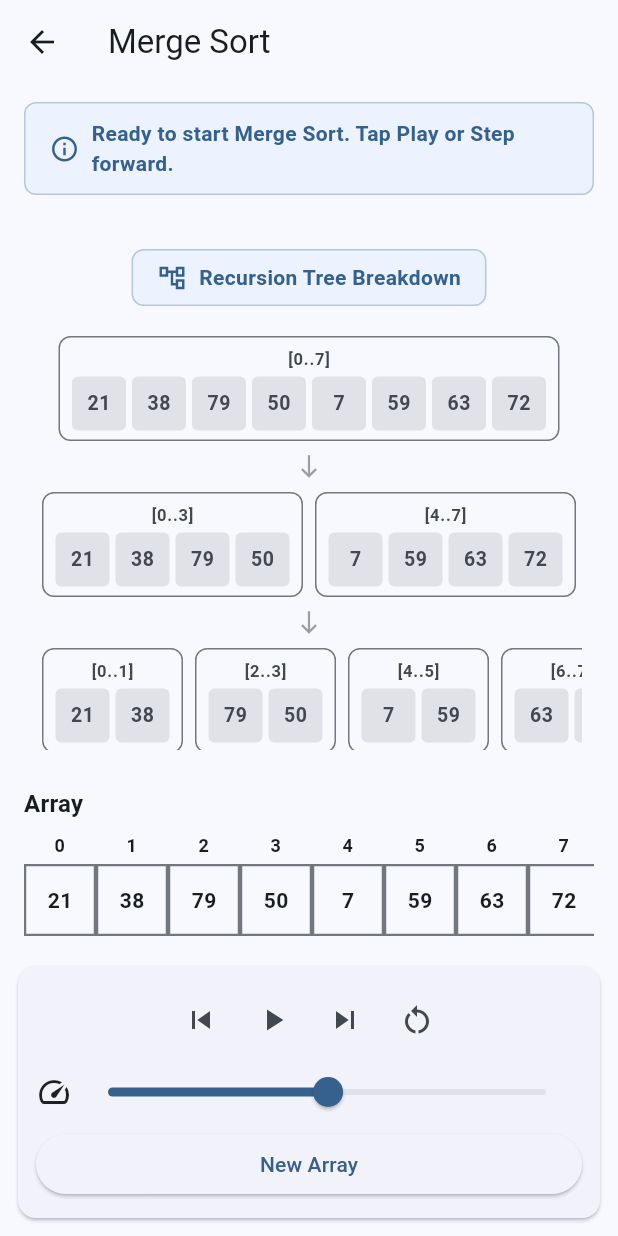
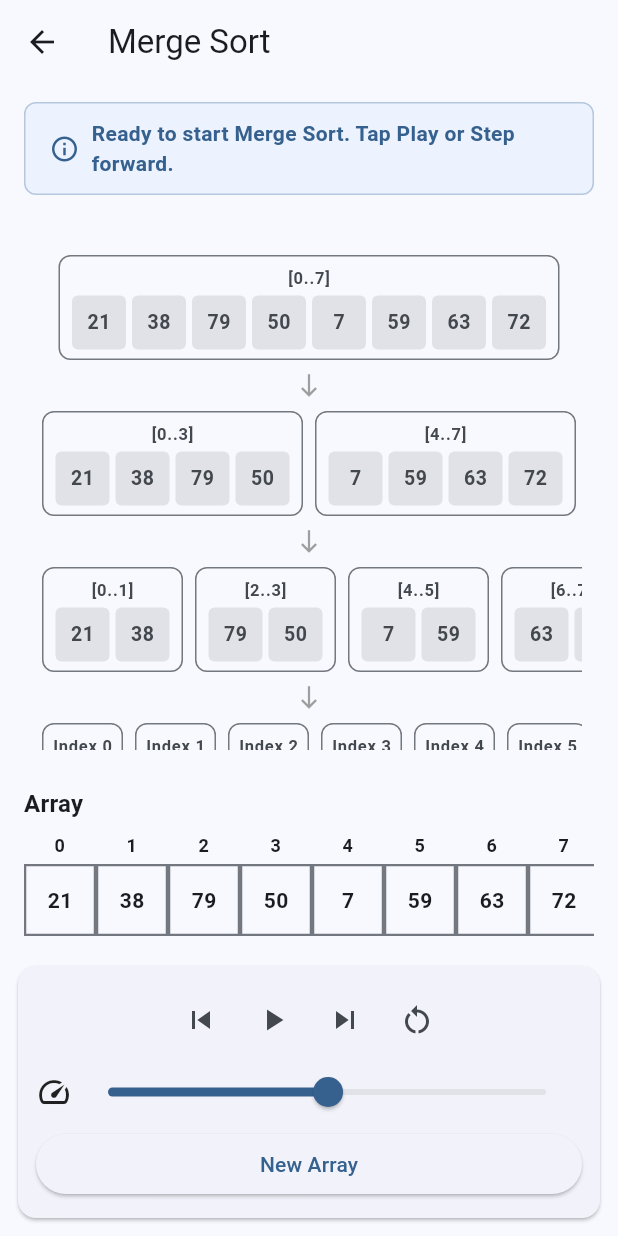
Before and after one commit to AdityaNarayan1285/algorithm-visualizer, a Flutter app: the screen it shows after launch, after a tap on "Sorting Visualizer", after a tap on "Merge Sort", on a phone screen of 412 x 824 dp. Run offline on Flutter 3.47's test engine with Material 3 defaults, Android fonts, the light colour scheme and no system bars; our stand-ins replace flutter_riverpod, go_router, state_notifier.

```diff
--- a/lib/features/sorting/presentation/widgets/merge_sort_tree_widget.dart
+++ b/lib/features/sorting/presentation/widgets/merge_sort_tree_widget.dart
@@ -128,30 +128,13 @@ class MergeSortTreeWidget extends StatelessWidget {
 
     return AlgorithmTreeWidget(
       nodes: genericNodes,
-      statusTitle: _getStatusText(state),
-      statusIcon: Icons.account_tree_outlined,
+      statusTitle: null,
       customNodeBuilder: (context, genericNode) {
         // Find matching original node for granular cell coloring
         final origNode = treeNodes.firstWhere((n) => '${n.id}' == genericNode.id);
         return _buildMergeNodeCard(context, origNode, genericNode, activeRange);
       },
     );
-  }
-
-  String _getStatusText(SortState state) {
-    if (state.status == SortStatus.completed) {
-      return 'Merge Sort Completed! All sub-arrays merged.';
-    }
-    if (state.currentEventType == SortEventType.split) {
-      return 'Splitting array range [${state.activeIndexA}..${state.activeIndexB}] into 2 halves';
-    }
-    if (state.currentEventType == SortEventType.merge) {
-      return 'Merging sorted elements into index ${state.activeIndexA}';
-    }
-    if (state.currentEventType == SortEventType.comparison) {
-      return 'Comparing elements at index ${state.activeIndexA} and ${state.activeIndexB}';
-    }
-    return 'Recursion Tree Breakdown';
   }
 
   Map<String, dynamic> _getActiveRange(SortState state) {
```
